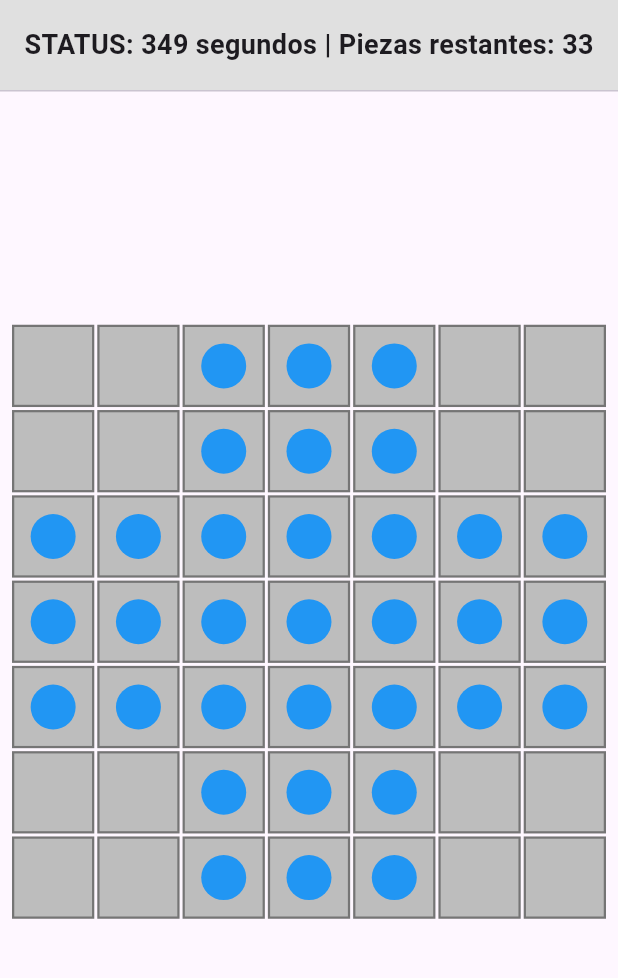
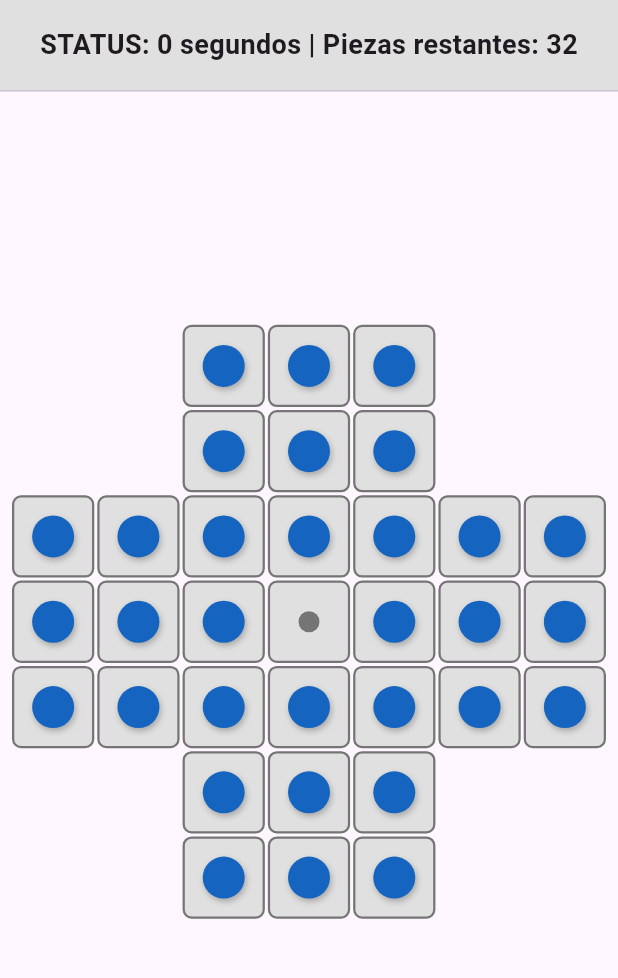
Before and after one commit to EternalLamb/-3479A321_2024479019, a Flutter app: the screen it shows after launch, on a phone screen of 412 x 824 dp, the part 84-1062 px from its top. Run offline on Flutter 3.47's test engine with Material 3 defaults, Android fonts, the phone set to English and light mode, and no system bars.

Commit message:
Refactor y solucion de errores

```diff
--- a/lib/main.dart
+++ b/lib/main.dart
@@ -1,7 +1,6 @@
 import 'package:flutter/material.dart';
 
 void main() {
-  // Se usa MyApp como punto de entrada para incluir MaterialApp
   runApp(const MyApp());
 }
 
@@ -12,7 +11,6 @@ emptyHole, // Casilla jugable desocupada
   occupiedPeg, // Casilla jugable con clavija presente
 }
 
-
 class MyApp extends StatelessWidget {
   const MyApp({super.key});
 
@@ -22,7 +20,6 @@ class MyApp extends StatelessWidget {
       title: 'Solitario Inglés',
       debugShowCheckedModeBanner: false,
       theme: ThemeData(primarySwatch: Colors.blue),
-      // Se asigna la pantalla de juego como home
       home: const PegSolitaireScreen(),
     );
   }
@@ -32,7 +29,7 @@ class PegSolitaireScreen extends StatelessWidget {
   const PegSolitaireScreen({super.key});
 
   static const int gridSize = 7;
-  static const int totalCells = gridSize * gridSize; // 49 casillas
+
   /// Determina el tipo de celda según sus coordenadas matriciales (row, col)
   CellType _getCellType(int row, int col) {
     // Esquinas 2x2 no jugables en el tablero inglés estándar
@@ -40,7 +37,11 @@ class PegSolitaireScreen extends StatelessWidget {
     if (isCorner) {
       return CellType.voidCell;
     }
-  // El resto de las 33 posiciones inician ocupadas
+    // El centro (3,3) empieza vacío en el juego estándar
+    if (row == 3 && col == 3) {
+      return CellType.emptyHole;
+    }
+    // Las 32 posiciones restantes inician ocupadas
     return CellType.occupiedPeg;
   }
 
@@ -58,13 +59,13 @@ class PegSolitaireScreen extends StatelessWidget {
               color: Colors.grey[300],
               child: const Center(
                 child: Text(
-                  'STATUS: 349 segundos | Piezas restantes: 33',
+                  'STATUS: 0 segundos | Piezas restantes: 32',
                   style: TextStyle(fontWeight: FontWeight.bold, fontSize: 18),
                 ),
               ),
             ),
             const Divider(height: 1),
-            // Área de Juego: Integra el tablero de juego reutilizando _gameBoard()
+            // Área de Juego
             Expanded(
               child: _gameBoard(),
             ),
@@ -83,51 +84,92 @@ class PegSolitaireScreen extends StatelessWidget {
           child: GridView.builder(
             physics: const NeverScrollableScrollPhysics(),
             gridDelegate: const SliverGridDelegateWithFixedCrossAxisCount(
-              crossAxisCount: 7,
+              crossAxisCount: gridSize,
               crossAxisSpacing: 2.0,
               mainAxisSpacing: 2.0,
             ),
-            itemCount: 49, // 7x7
+            itemCount: gridSize * gridSize, // 49 casillas
             itemBuilder: (context, index) {
- // Convertir el índice en coordenadas matriciales
               final int row = index ~/ gridSize;
               final int col = index % gridSize;
               final CellType cellType = _getCellType(row, col);
- return Container(
- decoration: BoxDecoration(
- color: Colors.grey[400],
- border: Border.all(color: Colors.grey[600]!, width: 1.5),
- ),
- child: Center(
- child: cellType == CellType.occupiedPeg
- ? Container(
- width: 30,
- height: 30,
- decoration: const BoxDecoration(
- color: Colors.blue,
-shape: BoxShape.circle,
- ),
- )
- : cellType == CellType.emptyHole
- ? Container(
- width: 30,
- height: 30,
- decoration: const BoxDecoration(
- color: Colors.white,
-shape: BoxShape.circle,
- ),
- )
- : null, // No dibuja nada para voidCell
- ),
+
+              return PegCell(
+                row: row,
+                col: col,
+                type: cellType,
               );
             },
-
           ),
         ),
       ),
     );
   }
+}
 
+/// Widget representativo para cada casilla del tablero
+class PegCell extends StatelessWidget {
+  final int row;
+  final int col;
+  final CellType type;
+  final bool isSelected;
+  final VoidCallback? onTap;
 
+  const PegCell({
+    super.key,
+    required this.row,
+    required this.col,
+    required this.type,
+    this.isSelected = false,
+    this.onTap,
+  });
 
+  @override
+  Widget build(BuildContext context) {
+    // 1. Si es una celda no jugable (esquinas), se deja transparente
+    if (type == CellType.voidCell) {
+      return const SizedBox.shrink();
     }
+
+    // 2. Renderizado para celdas válidas (ocupadas o huecos vacíos)
+    return GestureDetector(
+      onTap: onTap,
+      child: Container(
+        decoration: BoxDecoration(
+          color: isSelected ? Colors.amber[200] : Colors.grey[300],
+          border: Border.all(
+            color: isSelected ? Colors.orange : Colors.grey[600]!,
+            width: isSelected ? 2.5 : 1.5,
+          ),
+          borderRadius: BorderRadius.circular(6),
+        ),
+        child: Center(
+          child: type == CellType.occupiedPeg
+              ? Container(
+                  width: 28,
+                  height: 28,
+                  decoration: BoxDecoration(
+                    color: Colors.blue[800],
+                    shape: BoxShape.circle,
+                    boxShadow: const [
+                      BoxShadow(
+                        color: Colors.black26,
+                        blurRadius: 3,
+                        offset: Offset(1, 2),
+                      ),
+                    ],
+                  ),
+                )
+              : Container(
+                  width: 14,
+                  height: 14,
+                  decoration: BoxDecoration(
+                    color: Colors.grey[600],
+                    shape: BoxShape.circle,
+                  ),
+                ),
+        ),
+      ),
+    );
+  }
+}
```
Also changed, not shown: flutter_02.png (added). Lines whose indentation alone changed are shown as unchanged.
